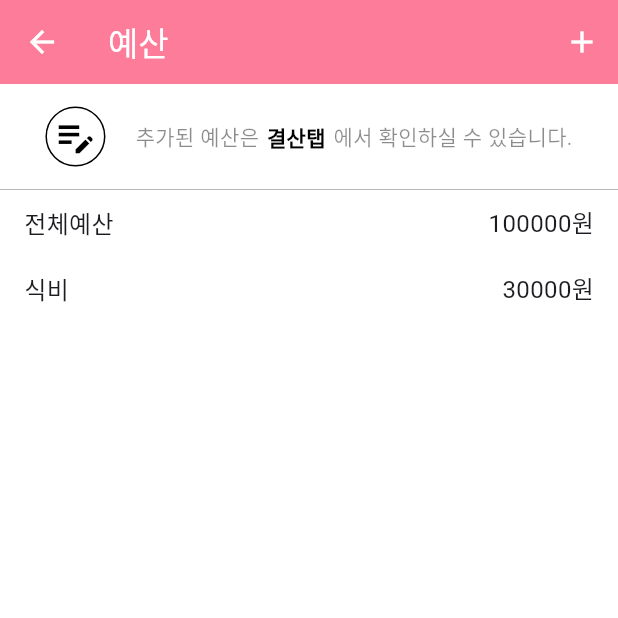
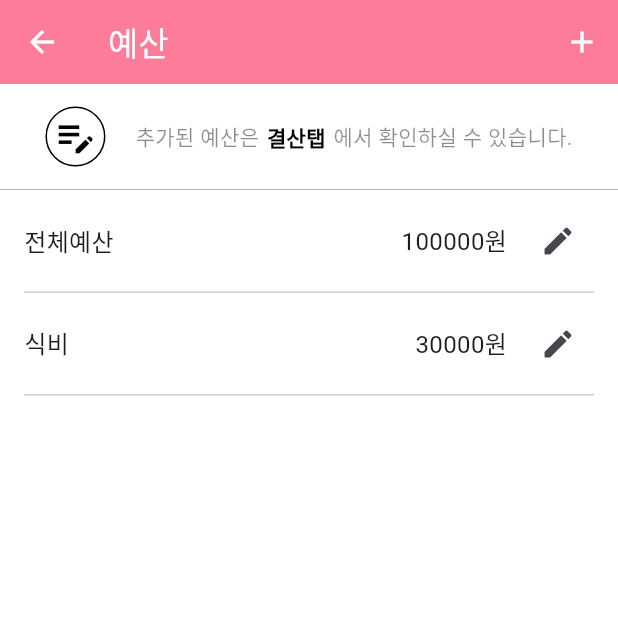
Before and after one commit to greenpig4b/pink-project-flutter, a Flutter app: the BudgetDetail screen opened directly, on a phone screen of 412 x 824 dp, the top half of it. Run offline on Flutter 3.47's test engine with Material 3 defaults, Android fonts, the phone set to English and light mode, and no system bars; our stand-ins replace dio, fl_chart, flutter_riverpod, flutter_secure_storage, flutter_svg, font_awesome_flutter and 1 more; accounts and stored records are empty.

Commit message:
result/budget/detail

```diff
--- a/lib/ui/main/result/components/budget/budget_detail.dart
+++ b/lib/ui/main/result/components/budget/budget_detail.dart
@@ -26,17 +26,39 @@ class BudgetDetail extends StatelessWidget {
               itemBuilder: (context, index) {
                 final category = budgetData[index]["category"];
                 final budget = budgetData[index]["budget"];
-                return Padding(
+                return Column(
+                  children: [
+                    Padding(
                       padding: const EdgeInsets.symmetric(
                           vertical: 10.0, horizontal: 16.0),
                       child: Row(
                         mainAxisAlignment: MainAxisAlignment.spaceBetween,
                         children: [
                           Text(category, style: TextStyle(fontSize: 16.0)),
+                          Row(
+                            children: [
                               Text("${budget.toStringAsFixed(0)}원",
                                   style: TextStyle(fontSize: 16.0)),
+                              SizedBox(width: 10),
+                              IconButton(
+                                icon: Icon(Icons.edit),
+                                onPressed: () {
+                                  // 수정 버튼을 눌렀을 때 동작할 코드 작성
+                                },
+                              ),
                             ],
                           ),
+                        ],
+                      ),
+                    ),
+                    Divider(
+                      color: Colors.grey,
+                      height: 0.5,
+                      thickness: 0.5,
+                      indent: 16,
+                      endIndent: 16,
+                    ),
+                  ],
                 );
               },
             ),
```
Lines whose indentation alone changed are shown as unchanged.
